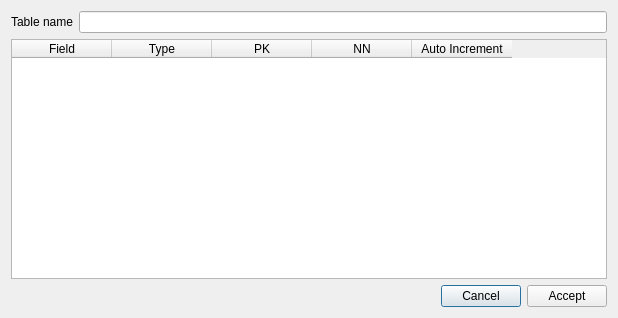
Old version of the form newtabledialog.ui in the repository anachuri/dbmsClient.
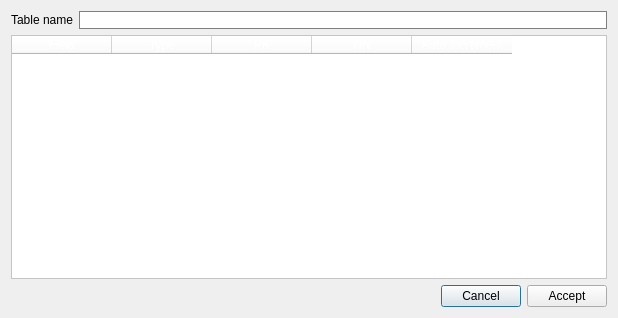
New version of the form.

Commit message: ahora es posible agregar nuevas tablas a la db seleccionada desde newtabledialog

```diff
--- a/newtabledialog.ui
+++ b/newtabledialog.ui
@@ -24,7 +24,13 @@
       </widget>
      </item>
      <item>
-      <widget class="QLineEdit" name="lineEdit"/>
+      <widget class="QLineEdit" name="lineEdit">
+       <property name="styleSheet">
+        <string notr="true">QLineEdit{
+	border: 1px solid gray;
+}</string>
+       </property>
+      </widget>
      </item>
     </layout>
    </item>
@@ -33,6 +39,23 @@
      <property name="contextMenuPolicy">
       <enum>Qt::ContextMenuPolicy::ActionsContextMenu</enum>
      </property>
+     <property name="styleSheet">
+      <string notr="true">QHeaderView::section {
+    color: #ffffff;              /* Texto de headers BLANCO */
+}
+QWidget{
+	background-color:white;
+	color:black;
+}
+
+QTableWidgetItem{
+	border: 1px solid red;
+}
+
+
+
+</string>
+     </property>
      <column>
       <property name="text">
        <string>Field</string>
```
The commit also changes 3 other files.
